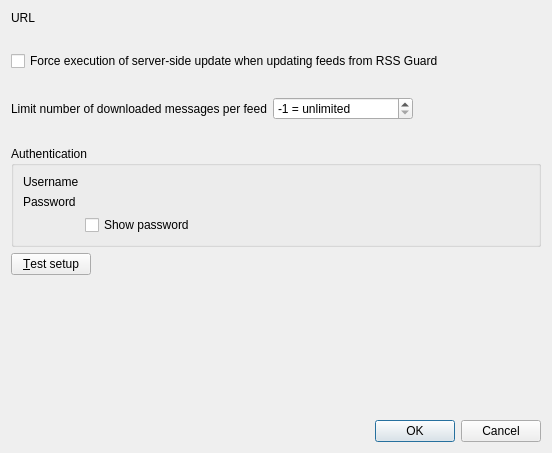
Before: the Qt Designer form src/librssguard/services/owncloud/gui/formeditowncloudaccount.ui in martinrotter/rssguard, drawn with Qt 5.
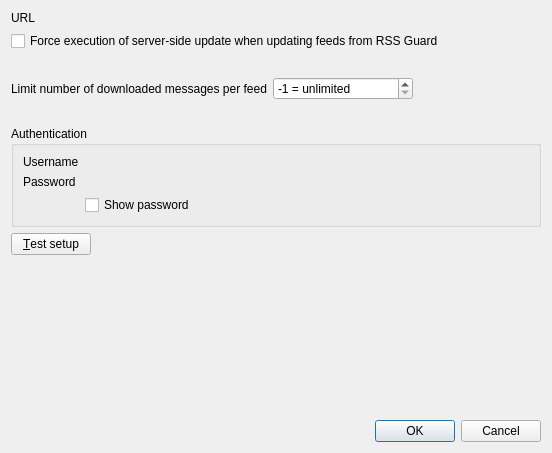
After: the same form once the commit is applied. Custom widgets are drawn as their Qt base class.

Commit message: Added missing icon, simpler dialog.

Diff of the .ui file:
```diff
--- a/src/librssguard/services/owncloud/gui/formeditowncloudaccount.ui
+++ b/src/librssguard/services/owncloud/gui/formeditowncloudaccount.ui
@@ -16,21 +16,48 @@
   <layout class="QVBoxLayout" name="verticalLayout">
    <item>
     <layout class="QFormLayout" name="formLayout">
-     <item row="2" column="0" colspan="2">
+     <item row="0" column="0" colspan="2">
+      <layout class="QHBoxLayout" name="horizontalLayout">
+       <item>
+        <widget class="QLabel" name="m_lblTitle">
+         <property name="text">
+          <string>URL</string>
+         </property>
+         <property name="buddy">
+          <cstring>m_txtUrl</cstring>
+         </property>
+        </widget>
+       </item>
+       <item>
+        <widget class="LineEditWithStatus" name="m_txtUrl" native="true"/>
+       </item>
+      </layout>
+     </item>
+     <item row="1" column="0" colspan="2">
       <widget class="QCheckBox" name="m_checkServerSideUpdate">
        <property name="text">
         <string>Force execution of server-side update when updating feeds from RSS Guard</string>
        </property>
       </widget>
      </item>
-     <item row="4" column="0">
+     <item row="2" column="0" colspan="2">
+      <widget class="QLabel" name="m_lblServerSideUpdateInformation">
+       <property name="text">
+        <string/>
+       </property>
+       <property name="wordWrap">
+        <bool>true</bool>
+       </property>
+      </widget>
+     </item>
+     <item row="3" column="0">
       <widget class="QLabel" name="label">
        <property name="text">
         <string>Limit number of downloaded messages per feed</string>
        </property>
       </widget>
      </item>
-     <item row="4" column="1">
+     <item row="3" column="1">
       <widget class="QSpinBox" name="m_spinLimitMessages">
        <property name="maximumSize">
         <size>
@@ -52,31 +79,17 @@
        </property>
       </widget>
      </item>
-     <item row="7" column="0" colspan="2">
-      <layout class="QHBoxLayout" name="horizontalLayout_2">
-       <item>
-        <widget class="QPushButton" name="m_btnTestSetup">
-         <property name="text">
-          <string>&amp;Test setup</string>
-         </property>
-        </widget>
-       </item>
-       <item>
-        <widget class="LabelWithStatus" name="m_lblTestResult" native="true">
-         <property name="sizePolicy">
-          <sizepolicy hsizetype="Expanding" vsizetype="Preferred">
-           <horstretch>0</horstretch>
-           <verstretch>0</verstretch>
-          </sizepolicy>
-         </property>
-         <property name="layoutDirection">
-          <enum>Qt::RightToLeft</enum>
-         </property>
-        </widget>
-       </item>
-      </layout>
+     <item row="4" column="0" colspan="2">
+      <widget class="QLabel" name="m_lblLimitMessages">
+       <property name="text">
+        <string/>
+       </property>
+       <property name="wordWrap">
+        <bool>true</bool>
+       </property>
+      </widget>
      </item>
-     <item row="6" column="0" colspan="2">
+     <item row="5" column="0" colspan="2">
       <widget class="QGroupBox" name="m_gbAuthentication">
        <property name="toolTip">
         <string>Some feeds require authentication, including GMail feeds. BASIC, NTLM-2 and DIGEST-MD5 authentication schemes are supported.</string>
@@ -127,52 +140,42 @@
        </layout>
       </widget>
      </item>
-     <item row="0" column="0" colspan="2">
-      <layout class="QHBoxLayout" name="horizontalLayout">
+     <item row="6" column="0" colspan="2">
+      <layout class="QHBoxLayout" name="horizontalLayout_2">
        <item>
-        <widget class="QLabel" name="m_lblTitle">
+        <widget class="QPushButton" name="m_btnTestSetup">
          <property name="text">
-          <string>URL</string>
-         </property>
-         <property name="buddy">
-          <cstring>m_txtUrl</cstring>
+          <string>&amp;Test setup</string>
          </property>
         </widget>
        </item>
        <item>
-        <widget class="LineEditWithStatus" name="m_txtUrl" native="true"/>
+        <widget class="LabelWithStatus" name="m_lblTestResult" native="true">
+         <property name="sizePolicy">
+          <sizepolicy hsizetype="Expanding" vsizetype="Preferred">
+           <horstretch>0</horstretch>
+           <verstretch>0</verstretch>
+          </sizepolicy>
+         </property>
+         <property name="layoutDirection">
+          <enum>Qt::RightToLeft</enum>
+         </property>
+        </widget>
        </item>
       </layout>
      </item>
-     <item row="1" column="0" colspan="2">
-      <widget class="QLabel" name="m_lblDescription">
-       <property name="text">
-        <string/>
+     <item row="7" column="0" colspan="2">
+      <spacer name="verticalSpacer">
+       <property name="orientation">
+        <enum>Qt::Vertical</enum>
        </property>
-       <property name="wordWrap">
-        <bool>true</bool>
+       <property name="sizeHint" stdset="0">
+        <size>
+         <width>20</width>
+         <height>40</height>
+        </size>
        </property>
-      </widget>
-     </item>
-     <item row="5" column="0" colspan="2">
-      <widget class="QLabel" name="m_lblLimitMessages">
-       <property name="text">
-        <string/>
-       </property>
-       <property name="wordWrap">
-        <bool>true</bool>
-       </property>
-      </widget>
-     </item>
-     <item row="3" column="0" colspan="2">
-      <widget class="QLabel" name="m_lblServerSideUpdateInformation">
-       <property name="text">
-        <string/>
-       </property>
-       <property name="wordWrap">
-        <bool>true</bool>
-       </property>
-      </widget>
+      </spacer>
      </item>
     </layout>
    </item>
```
The commit also changes 4 other files.
